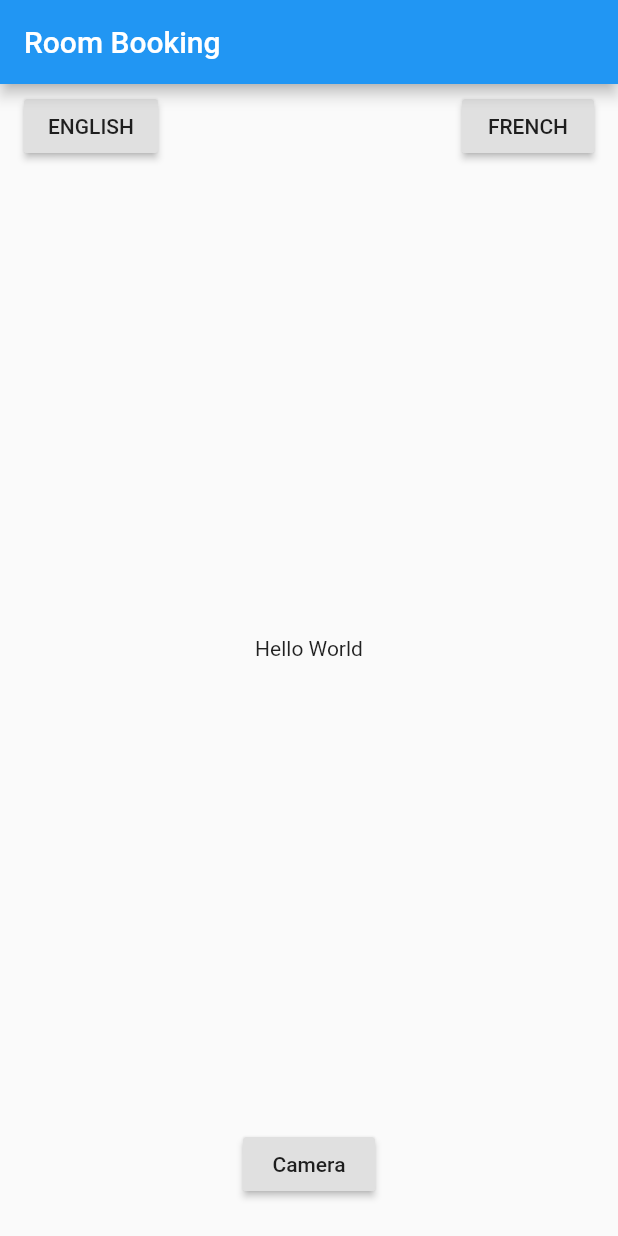
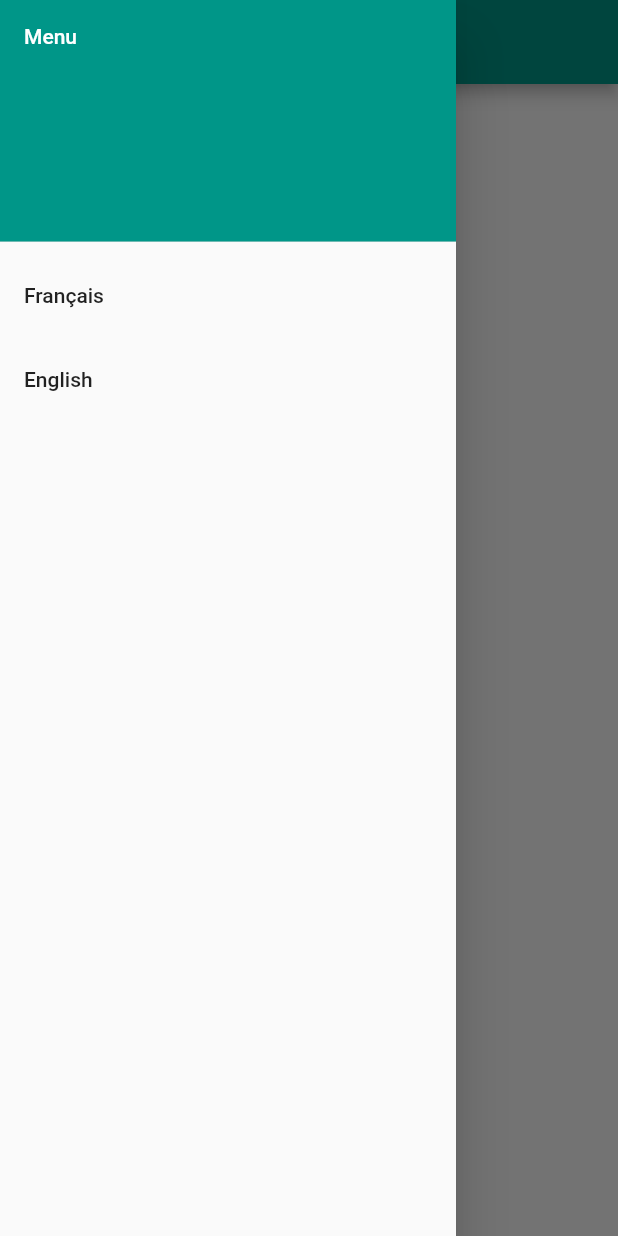
Before and after one commit to paloitsingapore/flutter-room-booking, a Flutter app: the screen it shows after launch, with the side drawer open (before the commit the screen has no drawer), on a phone screen of 412 x 824 dp. Run offline on Flutter 3.47's test engine with Material 2 defaults, Android fonts, the phone set to English and light mode, and no system bars; our stand-ins replace camera, gallery_saver.

Commit message:
Add a menu

```diff
--- a/lib/i18n/app_localization.dart
+++ b/lib/i18n/app_localization.dart
@@ -18,6 +18,30 @@ class AppLocalization {
 
   static AppLocalization of(BuildContext context) {
     return Localizations.of<AppLocalization>(context, AppLocalization);
+  }
+
+  String get french {
+    return Intl.message(
+      'French',
+      name: 'french',
+      desc: 'Label for French language',
+    );
+  }
+
+  String get english {
+    return Intl.message(
+      'English',
+      name: 'english',
+      desc: 'Label for English language',
+    );
+  }
+
+  String get menuTitle {
+    return Intl.message(
+      'Menu',
+      name: 'menuTitle',
+      desc: 'Title of the menu, appearing when opening the drawer menu',
+    );
   }
 
   String get title {
--- a/lib/i18n/locale/messages_en.dart
+++ b/lib/i18n/locale/messages_en.dart
@@ -20,7 +20,12 @@ class MessageLookup extends MessageLookupByLibrary {
   String get localeName => 'en';
 
   final messages = _notInlinedMessages(_notInlinedMessages);
-  static _notInlinedMessages(_) => <String, Function>{
-        "title": MessageLookupByLibrary.simpleMessage("Hello World")
-      };
+  static _notInlinedMessages(_) => <String, Function> {
+    "cameraRouteTitle" : MessageLookupByLibrary.simpleMessage("Camera"),
+    "english" : MessageLookupByLibrary.simpleMessage("English"),
+    "french" : MessageLookupByLibrary.simpleMessage("Français"),
+    "menuTitle" : MessageLookupByLibrary.simpleMessage("Menu"),
+    "savePhotoConfirmation" : MessageLookupByLibrary.simpleMessage("Photo has been saved in the gallery"),
+    "title" : MessageLookupByLibrary.simpleMessage("Hello World")
+  };
 }
--- a/lib/i18n/locale/messages_fr.dart
+++ b/lib/i18n/locale/messages_fr.dart
@@ -21,6 +21,11 @@ class MessageLookup extends MessageLookupByLibrary {
 
   final messages = _notInlinedMessages(_notInlinedMessages);
   static _notInlinedMessages(_) => <String, Function> {
-    "title" : MessageLookupByLibrary.simpleMessage("Bonjour Monde")
+    "cameraRouteTitle" : MessageLookupByLibrary.simpleMessage("Caméra"),
+    "english" : MessageLookupByLibrary.simpleMessage("English"),
+    "french" : MessageLookupByLibrary.simpleMessage("Français"),
+    "menuTitle" : MessageLookupByLibrary.simpleMessage("Menu"),
+    "savePhotoConfirmation" : MessageLookupByLibrary.simpleMessage("Photo sauvegardée dans la gallerie"),
+    "title" : MessageLookupByLibrary.simpleMessage("Bonjour Monde!!")
   };
 }
--- /dev/null
+++ b/lib/pages/drawer_menu.dart
@@ -0,0 +1,49 @@
+import 'package:flutter/material.dart';
+import 'package:room_booking/i18n/app_localization.dart';
+
+class DrawerMenu extends StatefulWidget {
+  @override
+  State<StatefulWidget> createState() => _DrawerMenu();
+}
+
+class _DrawerMenu extends State<DrawerMenu> {
+  @override
+  Widget build(BuildContext context) {
+    return Drawer(
+      child: ListView(
+        padding: EdgeInsets.zero,
+        children: <Widget>[
+          DrawerHeader(
+            child: Text(
+              AppLocalization.of(context).menuTitle,
+              style: TextStyle(
+                color: Colors.white
+              ),
+            ),
+            decoration: BoxDecoration(
+              color: Colors.teal,
+            ),
+          ),
+          ListTile(
+            title: Text(AppLocalization.of(context).french),
+            onTap: () {
+              setState(() {
+                AppLocalization.load(Locale('fr', 'FR'));
+              });
+              Navigator.pop(context);
+            },
+          ),
+          ListTile(
+            title: Text(AppLocalization.of(context).english),
+            onTap: () {
+              setState(() {
+                AppLocalization.load(Locale('en', 'US'));
+              });
+              Navigator.pop(context);
+            },
+          )
+        ],
+      ),
+    );
+  }
+}
--- a/lib/pages/home_page.dart
+++ b/lib/pages/home_page.dart
@@ -1,5 +1,6 @@
 import 'package:flutter/material.dart';
 import 'package:room_booking/i18n/app_localization.dart';
+import 'package:room_booking/pages/drawer_menu.dart';
 
 import 'camera_route.dart';
 
@@ -14,33 +15,11 @@ class _HomePage extends State<HomePage> {
     return Scaffold(
       appBar: AppBar(
         title: Text('Room Booking'),
+        backgroundColor: Colors.teal,
       ),
+      drawer: DrawerMenu(),
       body: Column(
         children: <Widget>[
-          Row(
-            children: <Widget>[
-              Expanded(
-                child: ListTile(
-                  leading: RaisedButton(
-                    onPressed: () {
-                      setState(() {
-                        AppLocalization.load(Locale('en', 'US'));
-                      });
-                    },
-                    child: Text('ENGLISH'),
-                  ),
-                  trailing: RaisedButton(
-                    onPressed: () {
-                      setState(() {
-                        AppLocalization.load(Locale('fr', 'FR'));
-                      });
-                    },
-                    child: Text('FRENCH'),
-                  ),
-                ),
-              ),
-            ],
-          ),
           Expanded(
             child: Center(
               child: Text(AppLocalization.of(context).title),
@@ -53,7 +32,7 @@ class _HomePage extends State<HomePage> {
                 child: Text(AppLocalization.of(context).cameraRouteTitle),
                 onPressed: () {
                   Navigator.of(context).push(
-                      MaterialPageRoute(builder: (context) => CameraRoute()));
+                    MaterialPageRoute(builder: (context) => CameraRoute()));
                 },
               ),
             ),
```
Also changed, not shown: lib/i18n/locale/intl_en.arb (+20 -2 lines), lib/i18n/locale/intl_fr.arb (+21 -3 lines), lib/i18n/locale/intl_messages.arb (+19 -1 lines), lib/i18n/locale/messages_messages.dart (+6 -1 lines), 1 other file.
